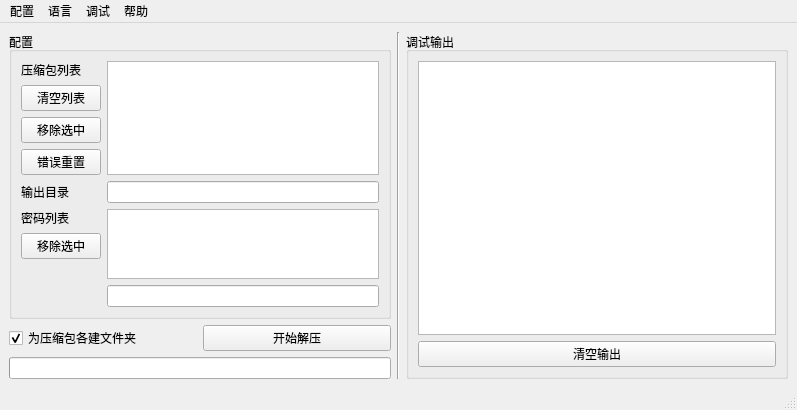
Old version of the form mainwindow.ui in the repository airaou/Decompression.Qt.
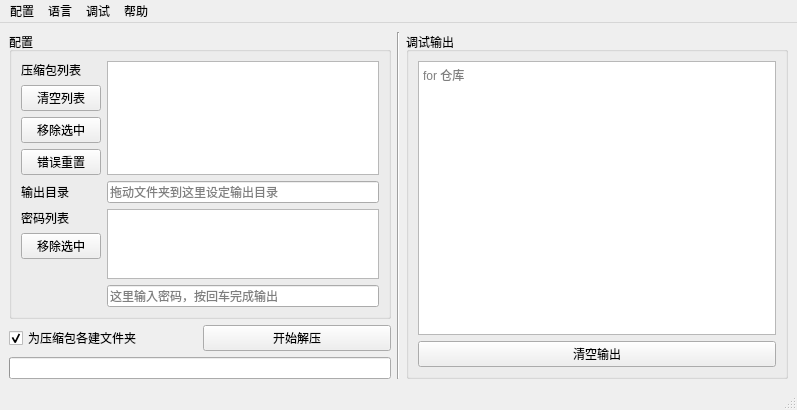
New version of the form.

What changed in the file:
```diff
--- a/mainwindow.ui
+++ b/mainwindow.ui
@@ -100,6 +100,9 @@
              <property name="readOnly">
               <bool>true</bool>
              </property>
+             <property name="placeholderText">
+              <string>拖动文件夹到这里设定输出目录</string>
+             </property>
             </widget>
            </item>
            <item row="2" column="0">
@@ -152,6 +155,9 @@
                <property name="acceptDrops">
                 <bool>false</bool>
                </property>
+               <property name="placeholderText">
+                <string>这里输入密码，按回车完成输出</string>
+               </property>
               </widget>
              </item>
             </layout>
@@ -215,8 +221,8 @@
          <property name="readOnly">
           <bool>true</bool>
          </property>
-         <property name="plainText">
-          <string/>
+         <property name="placeholderText">
+          <string>for 仓库</string>
          </property>
         </widget>
        </item>
```
